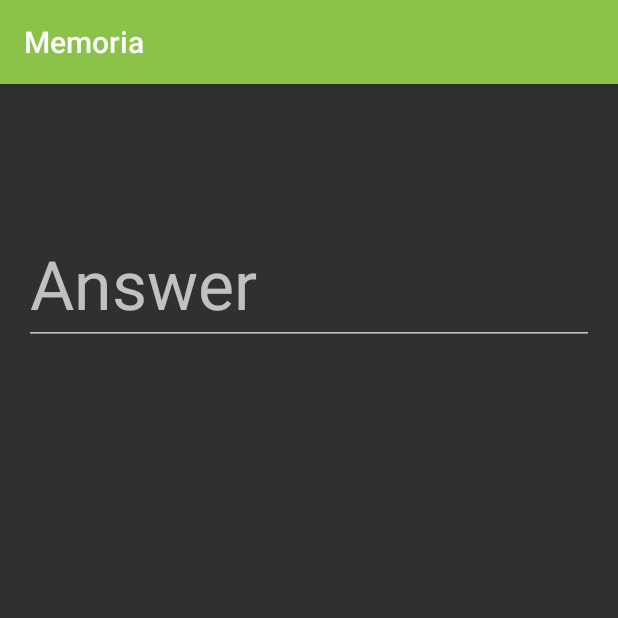
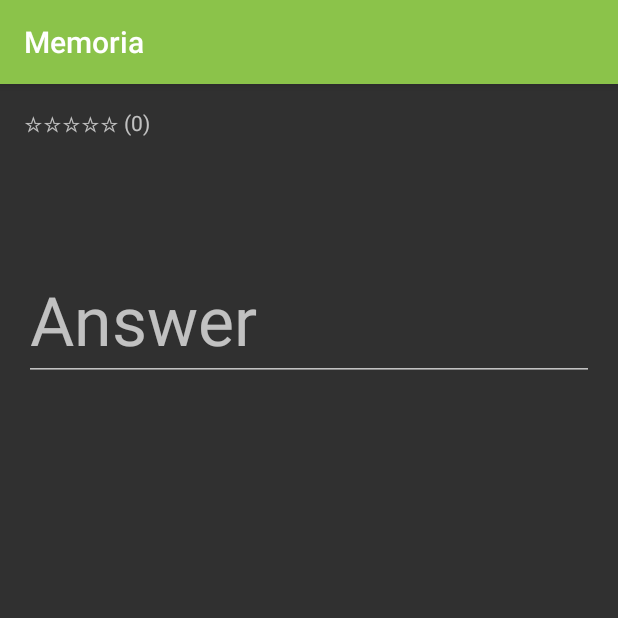
Before and after one commit to tughi/memoria, an Android app: the fragment AnswerInputFragment placed in its activity, on a phone screen of 412 x 824 dp, the top half of it. Run offline under Robolectric (Android 15) with nearby library versions, the phone set to English and light mode, and no system bars; 4 statements that could not run were skipped.

Commit message:
exercise rating

```diff
--- a/app/src/main/java/com/tughi/memoria/AnswerInputFragment.java
+++ b/app/src/main/java/com/tughi/memoria/AnswerInputFragment.java
@@ -18,6 +18,9 @@ public class AnswerInputFragment extends PracticeFragment {
     @Override
     public View onCreateView(LayoutInflater inflater, ViewGroup container, Bundle savedInstanceState) {
         View view = inflater.inflate(R.layout.answer_input_fragment, container, false);
+
+        TextView ratingTextView = (TextView) view.findViewById(R.id.rating);
+        ratingTextView.setText(getRatingText());
 
         TextView questionTextView = (TextView) view.findViewById(R.id.question);
         questionTextView.setText(getExerciseDefinition());
--- a/app/src/main/java/com/tughi/memoria/AnswerPickerFragment.java
+++ b/app/src/main/java/com/tughi/memoria/AnswerPickerFragment.java
@@ -49,6 +49,10 @@ public class AnswerPickerFragment extends PracticeFragment implements LoaderMana
     @Override
     public View onCreateView(LayoutInflater inflater, ViewGroup container, Bundle savedInstanceState) {
         View view = inflater.inflate(R.layout.answer_picker_fragment, container, false);
+
+        TextView ratingTextView = (TextView) view.findViewById(R.id.rating);
+        ratingTextView.setText(getRatingText());
+
         TextView questionTextView = (TextView) view.findViewById(R.id.question);
         questionTextView.setText(getArguments().getString(invert ? Exercises.COLUMN_DEFINITION : Exercises.COLUMN_SCOPE));
 
--- a/app/src/main/java/com/tughi/memoria/PracticeFragment.java
+++ b/app/src/main/java/com/tughi/memoria/PracticeFragment.java
@@ -6,7 +6,6 @@ import android.content.Context;
 import android.os.AsyncTask;
 import android.os.Bundle;
 import android.support.v4.app.Fragment;
-import android.widget.Toast;
 
 public abstract class PracticeFragment extends Fragment {
 
@@ -27,6 +26,22 @@ public abstract class PracticeFragment extends Fragment {
         return exerciseDefinition;
     }
 
+    protected CharSequence getRatingText() {
+        StringBuilder text = new StringBuilder();
+
+        int index = 0;
+        for (; index < 5 && index < exerciseRating; index++) {
+            text.append('★');
+        }
+        for (; index < 5; index++) {
+            text.append('☆');
+        }
+
+        text.append(" (").append(Integer.toString(exerciseRating)).append(')');
+
+        return text;
+    }
+
     @Override
     public void onCreate(Bundle savedInstanceState) {
         super.onCreate(savedInstanceState);
@@ -36,22 +51,6 @@ public abstract class PracticeFragment extends Fragment {
         exerciseScope = arguments.getString(Exercises.COLUMN_SCOPE);
         exerciseDefinition = arguments.getString(Exercises.COLUMN_DEFINITION);
         exerciseRating = arguments.getInt(Exercises.COLUMN_RATING);
-
-        if (BuildConfig.DEBUG) {
-            StringBuilder text = new StringBuilder();
-
-            int index = 0;
-            for (; index < exerciseRating; index++) {
-                text.append('★');
-            }
-            for (; index < 5; index++) {
-                text.append('☆');
-            }
-
-            text.append(" (").append(Integer.toString(exerciseRating)).append(')');
-
-            Toast.makeText(getActivity(), text, Toast.LENGTH_SHORT).show();
-        }
     }
 
     protected boolean submitAnswer(String answerProblem) {
--- a/app/src/main/res/layout/answer_input_fragment.xml
+++ b/app/src/main/res/layout/answer_input_fragment.xml
@@ -6,6 +6,13 @@
     android:paddingLeft="16dp"
     android:paddingRight="16dp"
     android:paddingTop="16dp">
+
+    <TextView
+        android:id="@+id/rating"
+        android:layout_width="match_parent"
+        android:layout_height="wrap_content"
+        android:layout_marginBottom="4dp"
+        android:textAppearance="@style/TextAppearance.AppCompat.Small" />
 
     <TextView
         android:id="@+id/question"
```
Also changed, not shown: app/src/main/res/layout/answer_picker_fragment.xml (+7 -0 lines).
